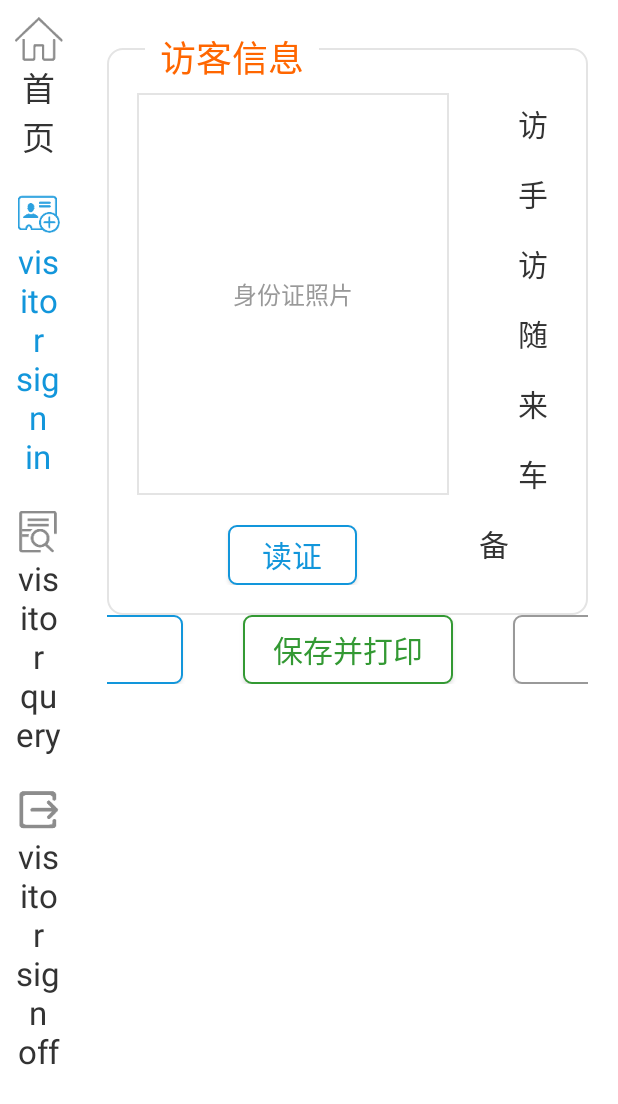
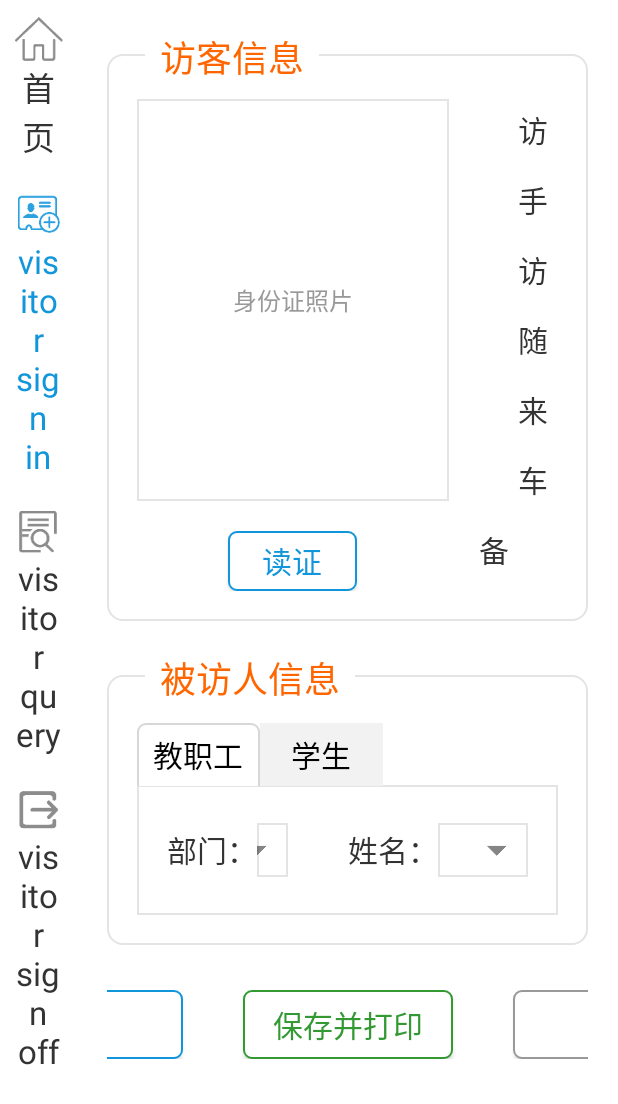
Before and after one commit to LuckySRCX/visitorRecord, an Android app: the screen it shows after launch (ManageActivity), after a tap on "登录", on a phone screen of 412 x 824 dp. Shown: the top 1104 px of the screen. Run offline under Robolectric (Android 15) with nearby library versions, the phone set to English and light mode, and no system bars; 1 statement that could not run was skipped.

Commit message:
增加被访人信息，增加教职工和学生切换样式的变化

```diff
--- /dev/null
+++ b/app/src/main/res/drawable/button_type_checked.xml
@@ -0,0 +1,25 @@
+<?xml version="1.0" encoding="utf-8"?>
+<selector xmlns:android="http://schemas.android.com/apk/res/android" xmlns:tools="http://schemas.android.com/tools">
+    <!--未选中-->
+    <item android:state_checked="false">
+        <layer-list>
+            <item>
+                <shape>
+                    <solid android:color="@color/user_type_bg" />
+                </shape>
+            </item>
+        </layer-list>
+    </item>
+    <!--选中-->
+    <item android:state_checked="true">
+        <layer-list>
+            <item android:bottom="-2dp">
+                <shape>
+                    <solid android:color="@color/colorWhite" />
+                    <stroke android:width="1dp" android:color="@color/user_type_border" />
+                    <corners android:topLeftRadius="5dp" android:topRightRadius="5dp" />
+                </shape>
+            </item>
+        </layer-list>
+    </item>
+</selector>
--- a/app/src/main/res/layout/fragment_sign_in.xml
+++ b/app/src/main/res/layout/fragment_sign_in.xml
@@ -15,7 +15,7 @@
         <LinearLayout
             android:layout_width="match_parent"
             android:layout_height="wrap_content"
-            android:layout_marginTop="12dp"
+            android:layout_marginTop="16dp"
             android:background="@drawable/info_border"
             android:orientation="vertical">
 
@@ -33,9 +33,156 @@
 
     </RelativeLayout>
 
+    <RelativeLayout
+        android:layout_width="match_parent"
+        android:layout_height="wrap_content"
+        android:layout_marginTop="20dp">
+
+        <RelativeLayout
+            android:layout_width="match_parent"
+            android:layout_height="wrap_content"
+            android:layout_marginTop="16dp"
+            android:background="@drawable/info_border"
+            android:orientation="vertical">
+
+            <LinearLayout
+                android:layout_width="match_parent"
+                android:layout_height="wrap_content"
+                android:layout_marginTop="53dp"
+                android:background="@drawable/image_border"
+                android:orientation="vertical">
+
+
+                <LinearLayout
+                    android:id="@+id/type_teacher_ll"
+                    android:layout_width="match_parent"
+                    android:layout_height="wrap_content"
+                    android:orientation="horizontal">
+
+                    <LinearLayout
+                        style="@style/visitor_edit_ll"
+                        android:layout_marginEnd="40dp"
+                        android:layout_weight="1">
+
+                        <TextView
+                            android:layout_width="wrap_content"
+                            android:layout_height="wrap_content"
+                            android:text="@string/department" />
+
+                        <Spinner
+                            android:id="@+id/teacher_department_spinner"
+                            style="@style/visitor_edit_spinner" />
+                    </LinearLayout>
+
+                    <LinearLayout
+                        style="@style/visitor_edit_ll"
+                        android:layout_weight="1">
+
+                        <TextView
+                            android:layout_width="wrap_content"
+                            android:layout_height="wrap_content"
+                            android:text="@string/name" />
+
+                        <Spinner
+                            android:id="@+id/teacher_name_spinner"
+                            style="@style/visitor_edit_spinner" />
+                    </LinearLayout>
+                </LinearLayout>
+
+                <LinearLayout
+                    android:id="@+id/type_student_ll"
+                    android:layout_width="match_parent"
+                    android:layout_height="wrap_content"
+                    android:baselineAligned="false"
+                    android:orientation="horizontal"
+                    android:visibility="gone">
+
+                    <LinearLayout
+                        style="@style/visitor_edit_ll"
+                        android:layout_marginEnd="40dp"
+                        android:layout_weight="1">
+
+                        <TextView
+                            android:layout_width="wrap_content"
+                            android:layout_height="wrap_content"
+                            android:text="@string/grade" />
+
+                        <Spinner
+                            android:id="@+id/student_grade_spinner"
+                            style="@style/visitor_edit_spinner" />
+                    </LinearLayout>
+
+                    <LinearLayout
+                        style="@style/visitor_edit_ll"
+                        android:layout_marginEnd="40dp"
+                        android:layout_weight="1">
+
+                        <TextView
+                            android:layout_width="wrap_content"
+                            android:layout_height="wrap_content"
+                            android:text="@string/classes" />
+
+                        <Spinner
+                            android:id="@+id/student_classes_spinner"
+                            style="@style/visitor_edit_spinner" />
+                    </LinearLayout>
+
+                    <LinearLayout
+                        style="@style/visitor_edit_ll"
+                        android:layout_weight="1">
+
+                        <TextView
+                            android:layout_width="wrap_content"
+                            android:layout_height="wrap_content"
+                            android:text="@string/name" />
+
+                        <Spinner
+                            android:id="@+id/student_name_spinner"
+                            style="@style/visitor_edit_spinner" />
+                    </LinearLayout>
+                </LinearLayout>
+            </LinearLayout>
+
+            <RadioGroup
+                android:layout_width="wrap_content"
+                android:layout_height="wrap_content"
+                android:layout_marginTop="12dp"
+                android:orientation="horizontal">
+
+                <RadioButton
+                    android:id="@+id/user_type_teacher"
+                    android:layout_width="82dp"
+                    android:layout_height="42dp"
+                    android:background="@drawable/button_type_checked"
+                    android:button="@null"
+                    android:checked="true"
+                    android:gravity="center"
+                    android:text="@string/teacher">
+
+                </RadioButton>
+
+                <RadioButton
+                    android:id="@+id/user_type_student"
+                    android:layout_width="82dp"
+                    android:layout_height="42dp"
+                    android:background="@drawable/button_type_checked"
+                    android:button="@null"
+                    android:gravity="center"
+                    android:text="@string/student" />
+            </RadioGroup>
+
+        </RelativeLayout>
+
+        <TextView
+            style="@style/info_title"
+            android:text="@string/interviewee_info" />
+
+    </RelativeLayout>
+
     <LinearLayout
         android:layout_width="match_parent"
         android:layout_height="wrap_content"
+        android:layout_marginTop="30dp"
         android:gravity="center">
 
         <Button
--- a/app/src/main/res/values/colors.xml
+++ b/app/src/main/res/values/colors.xml
@@ -14,4 +14,6 @@
     <color name="border">#e4e4e4</color>
     <color name="info_title">#ff6600</color>
     <color name="save_print">#339933</color>
+    <color name="user_type_bg">#f2f2f2</color>
+    <color name="user_type_border">#d7d7d7</color>
 </resources>
--- a/app/src/main/res/values/strings.xml
+++ b/app/src/main/res/values/strings.xml
@@ -85,4 +85,6 @@
     <string name="save_and_print">保存并打印</string>
     <string name="read_id_card">读证</string>
     <string name="id_card_image">身份证照片</string>
+    <string name="interviewee_info">被访人信息</string>
+    <string name="department">部门：</string>
 </resources>
```
